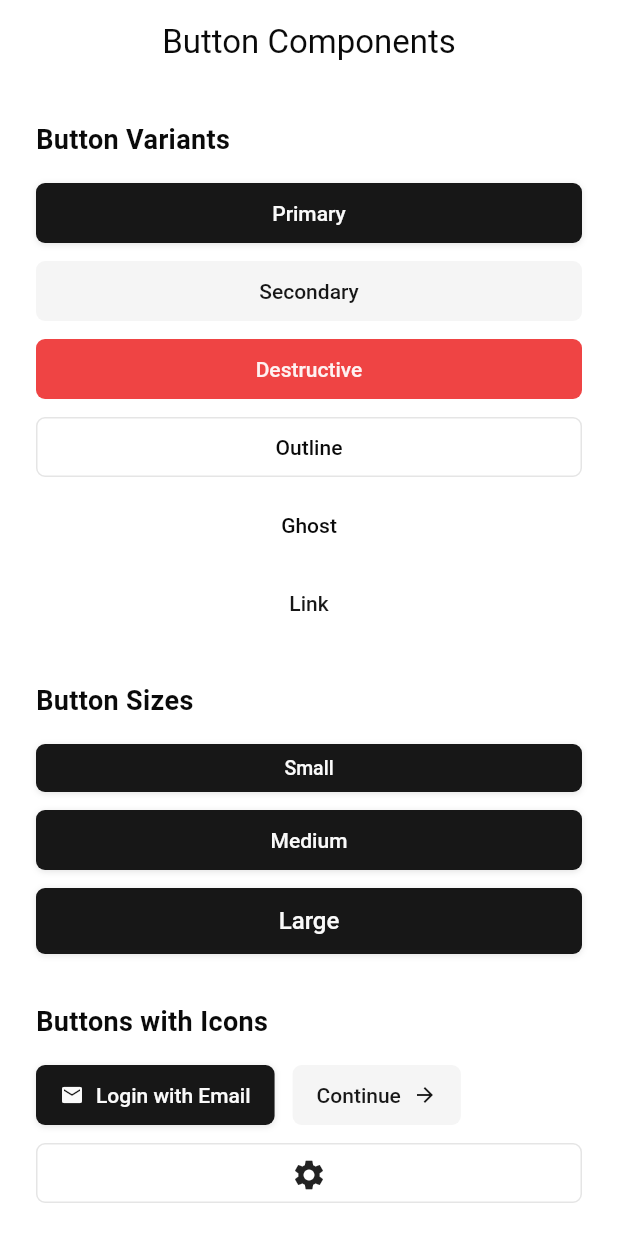
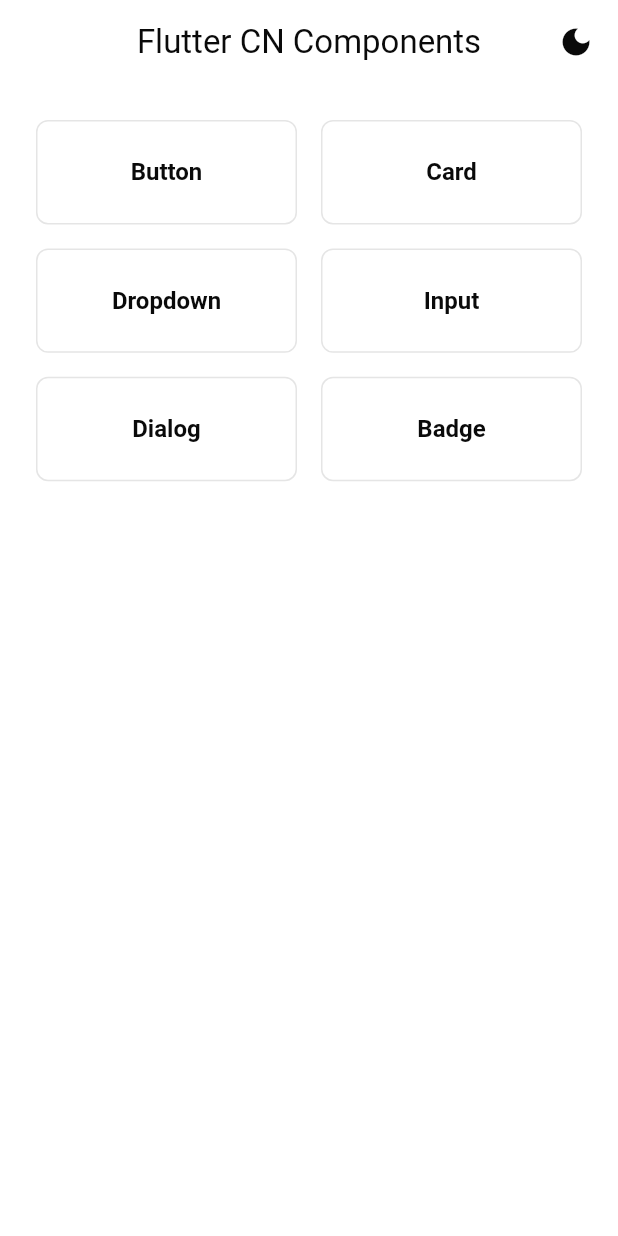
Before and after one commit to pinak3748/fluttercn, a Flutter app: the screen it shows after launch, on a phone screen of 412 x 824 dp. Run offline on Flutter 3.47's test engine with Material 3 defaults, Android fonts, the phone set to English and light mode, and no system bars.

Commit message:
feat: add comprehensive button and card components with theme toggle
- Create button widget with all variants, sizes, and states
- Add card widget with proper interactions and animations
- Implement theme toggle functionality
- Create showcase dashboard with component grid
- Add button and card showcase pages
- Clean main.dart and organize presentations folder

🤖 Generated with [Claude Code](https://claude.ai/code)

Co-Authored-By: Claude <noreply@anthropic.com>

```diff
--- a/packages/playground/lib/main.dart
+++ b/packages/playground/lib/main.dart
@@ -1,192 +1,39 @@
 import 'package:flutter/material.dart';
 
+import 'presentations/showcase_dashboard.dart';
 import 'theme/theme.dart';
-import 'widgets/button.dart';
 
 void main() {
   runApp(const MyApp());
 }
 
-class MyApp extends StatelessWidget {
+class MyApp extends StatefulWidget {
   const MyApp({super.key});
 
   @override
-  Widget build(BuildContext context) {
-    return MaterialApp(
-      title: 'Flutter CN Playground',
-      theme: AppTheme.lightTheme,
-      darkTheme: AppTheme.darkTheme,
-      themeMode: ThemeMode.system,
-      home: const ButtonShowcase(),
-    );
-  }
+  State<MyApp> createState() => _MyAppState();
 }
 
-class ButtonShowcase extends StatefulWidget {
-  const ButtonShowcase({super.key});
+class _MyAppState extends State<MyApp> {
+  ThemeMode _themeMode = ThemeMode.system;
 
-  @override
-  State<ButtonShowcase> createState() => _ButtonShowcaseState();
-}
-
-class _ButtonShowcaseState extends State<ButtonShowcase> {
-  bool _isLoading = false;
-
-  void _toggleLoading() {
+  void _toggleTheme() {
     setState(() {
-      _isLoading = !_isLoading;
+      _themeMode = _themeMode == ThemeMode.light
+          ? ThemeMode.dark
+          : ThemeMode.light;
     });
   }
 
   @override
   Widget build(BuildContext context) {
-    return Scaffold(
-      appBar: AppBar(title: const Text('Button Components')),
-      body: SingleChildScrollView(
-        padding: const EdgeInsets.all(24),
-        child: Column(
-          crossAxisAlignment: CrossAxisAlignment.start,
-          children: [
-            _buildSection('Button Variants', [
-              Button(
-                onPressed: () => _showSnackBar('Primary button pressed'),
-                child: const Text('Primary'),
-              ),
-              Button(
-                variant: ButtonVariant.secondary,
-                onPressed: () => _showSnackBar('Secondary button pressed'),
-                child: const Text('Secondary'),
-              ),
-              Button(
-                variant: ButtonVariant.destructive,
-                onPressed: () => _showSnackBar('Destructive button pressed'),
-                child: const Text('Destructive'),
-              ),
-              Button(
-                variant: ButtonVariant.outline,
-                onPressed: () => _showSnackBar('Outline button pressed'),
-                child: const Text('Outline'),
-              ),
-              Button(
-                variant: ButtonVariant.ghost,
-                onPressed: () => _showSnackBar('Ghost button pressed'),
-                child: const Text('Ghost'),
-              ),
-              Button(
-                variant: ButtonVariant.link,
-                onPressed: () => _showSnackBar('Link button pressed'),
-                child: const Text('Link'),
-              ),
-            ]),
-            const SizedBox(height: 32),
-            _buildSection('Button Sizes', [
-              Button(
-                size: ButtonSize.sm,
-                onPressed: () => _showSnackBar('Small button pressed'),
-                child: const Text('Small'),
-              ),
-              Button(
-                size: ButtonSize.md,
-                onPressed: () => _showSnackBar('Medium button pressed'),
-                child: const Text('Medium'),
-              ),
-              Button(
-                size: ButtonSize.lg,
-                onPressed: () => _showSnackBar('Large button pressed'),
-                child: const Text('Large'),
-              ),
-            ]),
-            const SizedBox(height: 32),
-            _buildSection('Buttons with Icons', [
-              Button(
-                onPressed: () =>
-                    _showSnackBar('Button with leading icon pressed'),
-                icon: const Icon(Icons.mail),
-                child: const Text('Login with Email'),
-              ),
-              Button(
-                variant: ButtonVariant.secondary,
-                onPressed: () =>
-                    _showSnackBar('Button with trailing icon pressed'),
-                icon: const Icon(Icons.arrow_forward),
-                iconPosition: IconPosition.trailing,
-                child: const Text('Continue'),
-              ),
-              Button(
-                variant: ButtonVariant.outline,
-                size: ButtonSize.icon,
-                onPressed: () => _showSnackBar('Icon button pressed'),
-                child: const Icon(Icons.settings),
-              ),
-            ]),
-            const SizedBox(height: 32),
-            _buildSection('Button States', [
-              Button(
-                onPressed: _toggleLoading,
-                loading: _isLoading,
-                child: Text(_isLoading ? 'Loading...' : 'Click to Load'),
-              ),
-              Button(
-                variant: ButtonVariant.secondary,
-                disabled: true,
-                onPressed: () {},
-                child: const Text('Disabled'),
-              ),
-              Button(
-                variant: ButtonVariant.outline,
-                fullWidth: true,
-                onPressed: () => _showSnackBar('Full width button pressed'),
-                child: const Text('Full Width Button'),
-              ),
-            ]),
-            const SizedBox(height: 32),
-            _buildSection('Mixed Examples', [
-              Button(
-                variant: ButtonVariant.destructive,
-                size: ButtonSize.sm,
-                icon: const Icon(Icons.delete),
-                onPressed: () => _showSnackBar('Delete button pressed'),
-                child: const Text('Delete'),
-              ),
-              Button(
-                variant: ButtonVariant.ghost,
-                size: ButtonSize.lg,
-                icon: const Icon(Icons.download),
-                iconPosition: IconPosition.trailing,
-                onPressed: () => _showSnackBar('Download button pressed'),
-                child: const Text('Download'),
-              ),
-              Button(
-                variant: ButtonVariant.outline,
-                fullWidth: true,
-                icon: const Icon(Icons.share),
-                onPressed: () => _showSnackBar('Share button pressed'),
-                child: const Text('Share'),
-              ),
-            ]),
-          ],
-        ),
-      ),
-    );
-  }
-
-  Widget _buildSection(String title, List<Widget> buttons) {
-    return Column(
-      crossAxisAlignment: CrossAxisAlignment.start,
-      children: [
-        Text(
-          title,
-          style: const TextStyle(fontSize: 18, fontWeight: FontWeight.w600),
-        ),
-        const SizedBox(height: 16),
-        Wrap(spacing: 12, runSpacing: 12, children: buttons),
-      ],
-    );
-  }
-
-  void _showSnackBar(String message) {
-    ScaffoldMessenger.of(context).showSnackBar(
-      SnackBar(content: Text(message), duration: const Duration(seconds: 2)),
+    return MaterialApp(
+      debugShowCheckedModeBanner: false,
+      title: 'Flutter CN Playground',
+      theme: AppTheme.lightTheme,
+      darkTheme: AppTheme.darkTheme,
+      themeMode: _themeMode,
+      home: ShowcaseDashboard(onThemeToggle: _toggleTheme),
     );
   }
 }
--- /dev/null
+++ b/packages/playground/lib/presentations/showcase_dashboard.dart
@@ -0,0 +1,88 @@
+import 'package:flutter/material.dart';
+
+import '../widgets/button.dart';
+import '../widgets/card.dart';
+import 'button_showcase.dart';
+import 'card_showcase.dart';
+
+class ShowcaseDashboard extends StatelessWidget {
+  const ShowcaseDashboard({super.key, required this.onThemeToggle});
+
+  final VoidCallback onThemeToggle;
+
+  @override
+  Widget build(BuildContext context) {
+    final isDark = Theme.of(context).brightness == Brightness.dark;
+
+    return Scaffold(
+      appBar: AppBar(
+        title: const Text('Flutter CN Components'),
+        actions: [
+          Button(
+            variant: ButtonVariant.ghost,
+            size: ButtonSize.icon,
+            onPressed: onThemeToggle,
+            child: Icon(
+              isDark ? Icons.light_mode : Icons.dark_mode,
+            ),
+          ),
+          const SizedBox(width: 8),
+        ],
+      ),
+      body: Padding(
+        padding: const EdgeInsets.all(24),
+        child: GridView.builder(
+          gridDelegate: const SliverGridDelegateWithFixedCrossAxisCount(
+            crossAxisCount: 2,
+            crossAxisSpacing: 16,
+            mainAxisSpacing: 16,
+            childAspectRatio: 2.5,
+          ),
+          itemCount: _components.length,
+          itemBuilder: (context, index) {
+            final component = _components[index];
+            return CustomCard(
+              onTap: () => _navigateToShowcase(context, component),
+              child: Center(
+                child: Text(
+                  component,
+                  style: const TextStyle(
+                    fontSize: 16,
+                    fontWeight: FontWeight.w600,
+                  ),
+                ),
+              ),
+            );
+          },
+        ),
+      ),
+    );
+  }
+
+  void _navigateToShowcase(BuildContext context, String component) {
+    Widget page;
+    switch (component) {
+      case 'Button':
+        page = const ButtonShowcase();
+        break;
+      case 'Card':
+        page = const CardShowcase();
+        break;
+      default:
+        return;
+    }
+
+    Navigator.of(context).push(
+      MaterialPageRoute(builder: (context) => page),
+    );
+  }
+}
+
+final List<String> _components = [
+  'Button',
+  'Card',
+  'Dropdown',
+  'Input',
+  'Dialog',
+  'Badge',
+];
--- /dev/null
+++ b/packages/playground/lib/widgets/card.dart
@@ -0,0 +1,127 @@
+import 'package:flutter/material.dart';
+
+import '../theme/colors.dart';
+
+class CustomCard extends StatefulWidget {
+  const CustomCard({
+    super.key,
+    required this.child,
+    this.padding = const EdgeInsets.all(16),
+    this.onTap,
+  });
+
+  final Widget child;
+  final EdgeInsets padding;
+  final VoidCallback? onTap;
+
+  @override
+  State<CustomCard> createState() => _CustomCardState();
+}
+
+class _CustomCardState extends State<CustomCard> with SingleTickerProviderStateMixin {
+  late AnimationController _animationController;
+  late Animation<double> _scaleAnimation;
+  bool _isHovered = false;
+
+  @override
+  void initState() {
+    super.initState();
+    _animationController = AnimationController(
+      duration: const Duration(milliseconds: 150),
+      vsync: this,
+    );
+    _scaleAnimation = Tween<double>(begin: 1.0, end: 0.98).animate(
+      CurvedAnimation(parent: _animationController, curve: Curves.easeInOut),
+    );
+  }
+
+  @override
+  void dispose() {
+    _animationController.dispose();
+    super.dispose();
+  }
+
+  void _onTapDown(TapDownDetails details) {
+    if (widget.onTap != null) {
+      _animationController.forward();
+    }
+  }
+
+  void _onTapUp(TapUpDetails details) {
+    if (widget.onTap != null) {
+      _animationController.reverse();
+    }
+  }
+
+  void _onTapCancel() {
+    if (widget.onTap != null) {
+      _animationController.reverse();
+    }
+  }
+
+  void _onHover(bool isHovered) {
+    if (widget.onTap != null) {
+      setState(() => _isHovered = isHovered);
+    }
+  }
+
+  @override
+  Widget build(BuildContext context) {
+    final isDark = Theme.of(context).brightness == Brightness.dark;
+
+    return AnimatedBuilder(
+      animation: _scaleAnimation,
+      builder: (context, child) {
+        return Transform.scale(
+          scale: _scaleAnimation.value,
+          child: MouseRegion(
+            onEnter: (_) => _onHover(true),
+            onExit: (_) => _onHover(false),
+            cursor: widget.onTap != null ? SystemMouseCursors.click : SystemMouseCursors.basic,
+            child: AnimatedContainer(
+              duration: const Duration(milliseconds: 200),
+              decoration: BoxDecoration(
+                color: isDark ? AppColors.cardDark : AppColors.card,
+                borderRadius: BorderRadius.circular(8),
+                border: Border.all(
+                  color: isDark ? AppColors.borderDark : AppColors.border,
+                  width: 1,
+                ),
+                boxShadow: _isHovered && widget.onTap != null
+                    ? [
+                        BoxShadow(
+                          color: Colors.black.withValues(alpha: isDark ? 0.3 : 0.1),
+                          blurRadius: 8,
+                          offset: const Offset(0, 2),
+                        ),
+                      ]
+                    : null,
+              ),
+              child: Material(
+                color: Colors.transparent,
+                child: InkWell(
+                  onTap: widget.onTap,
+                  onTapDown: _onTapDown,
+                  onTapUp: _onTapUp,
+                  onTapCancel: _onTapCancel,
+                  borderRadius: BorderRadius.circular(8),
+                  splashColor: (isDark ? AppColors.accentDark : AppColors.accent).withValues(alpha: 0.1),
+                  highlightColor: (isDark ? AppColors.accentDark : AppColors.accent).withValues(alpha: 0.05),
+                  child: Padding(
+                    padding: widget.padding,
+                    child: DefaultTextStyle(
+                      style: TextStyle(
+                        color: isDark ? AppColors.cardForegroundDark : AppColors.cardForeground,
+                      ),
+                      child: widget.child,
+                    ),
+                  ),
+                ),
+              ),
+            ),
+          ),
+        );
+      },
+    );
+  }
+}
--- a/packages/playground/pubspec.yaml
+++ b/packages/playground/pubspec.yaml
@@ -2,7 +2,7 @@ name: flutter_cn_playground
 description: "Flutter CN Component Playground"
 # The following line prevents the package from being accidentally published to
 # pub.dev using `flutter pub publish`. This is preferred for private packages.
-publish_to: 'none' # Remove this line if you wish to publish to pub.dev
+publish_to: "none" # Remove this line if you wish to publish to pub.dev
 
 # The following defines the version and build number for your application.
 # A version number is three numbers separated by dots, like 1.2.43
@@ -51,7 +51,6 @@ dev_dependencies:
 
 # The following section is specific to Flutter packages.
 flutter:
-
   # The following line ensures that the Material Icons font is
   # included with your application, so that you can use the icons in
   # the material Icons class.
```
Also changed, not shown: packages/playground/lib/presentations/button_showcase.dart (added, +172 -0 lines), packages/playground/lib/presentations/card_showcase.dart (added, +172 -0 lines), 1 other file.
